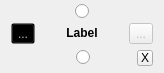
The window that ui/OutputBlock.ui (povle/pyblueprint) describes before a commit, drawn with Qt 5.
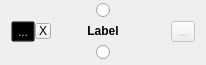
The same window after the commit. Icons and pictures are not drawn. Custom widgets are drawn as their Qt base class.

Commit message: move remove button

Diff of the .ui file:
```diff
--- a/ui/OutputBlock.ui
+++ b/ui/OutputBlock.ui
@@ -6,8 +6,8 @@
    <rect>
     <x>0</x>
     <y>0</y>
-    <width>164</width>
-    <height>73</height>
+    <width>206</width>
+    <height>65</height>
    </rect>
   </property>
   <property name="sizePolicy">
@@ -82,6 +82,31 @@
        </property>
       </widget>
      </item>
+     <item>
+      <widget class="QToolButton" name="removeButton">
+       <property name="sizePolicy">
+        <sizepolicy hsizetype="Fixed" vsizetype="Fixed">
+         <horstretch>0</horstretch>
+         <verstretch>0</verstretch>
+        </sizepolicy>
+       </property>
+       <property name="minimumSize">
+        <size>
+         <width>16</width>
+         <height>16</height>
+        </size>
+       </property>
+       <property name="maximumSize">
+        <size>
+         <width>16</width>
+         <height>16</height>
+        </size>
+       </property>
+       <property name="text">
+        <string>X</string>
+       </property>
+      </widget>
+     </item>
      <item>
       <spacer name="horizontalSpacer">
        <property name="orientation">
@@ -145,7 +170,7 @@
        </property>
        <property name="sizeHint" stdset="0">
         <size>
-         <width>5</width>
+         <width>21</width>
          <height>20</height>
         </size>
        </property>
@@ -175,35 +200,6 @@
      <property name="spacing">
       <number>0</number>
      </property>
-     <item>
-      <spacer name="horizontalSpacer_3">
-       <property name="orientation">
-        <enum>Qt::Horizontal</enum>
-       </property>
-       <property name="sizeType">
-        <enum>QSizePolicy::Fixed</enum>
-       </property>
-       <property name="sizeHint" stdset="0">
-        <size>
-         <width>18</width>
-         <height>20</height>
-        </size>
-       </property>
-      </spacer>
-     </item>
-     <item>
-      <spacer name="horizontalSpacer_5">
-       <property name="orientation">
-        <enum>Qt::Horizontal</enum>
-       </property>
-       <property name="sizeHint" stdset="0">
-        <size>
-         <width>40</width>
-         <height>20</height>
-        </size>
-       </property>
-      </spacer>
-     </item>
      <item>
       <widget class="NodeWidget" name="outputRadioButton">
        <property name="sizePolicy">
@@ -223,44 +219,6 @@
        </property>
       </widget>
      </item>
-     <item>
-      <spacer name="horizontalSpacer_4">
-       <property name="orientation">
-        <enum>Qt::Horizontal</enum>
-       </property>
-       <property name="sizeHint" stdset="0">
-        <size>
-         <width>40</width>
-         <height>20</height>
-        </size>
-       </property>
-      </spacer>
-     </item>
-     <item>
-      <widget class="QToolButton" name="removeButton">
-       <property name="sizePolicy">
-        <sizepolicy hsizetype="Fixed" vsizetype="Fixed">
-         <horstretch>0</horstretch>
-         <verstretch>0</verstretch>
-        </sizepolicy>
-       </property>
-       <property name="minimumSize">
-        <size>
-         <width>16</width>
-         <height>16</height>
-        </size>
-       </property>
-       <property name="maximumSize">
-        <size>
-         <width>16</width>
-         <height>16</height>
-        </size>
-       </property>
-       <property name="text">
-        <string>X</string>
-       </property>
-      </widget>
-     </item>
     </layout>
    </item>
   </layout>
```
The commit also changes 3 other files.
